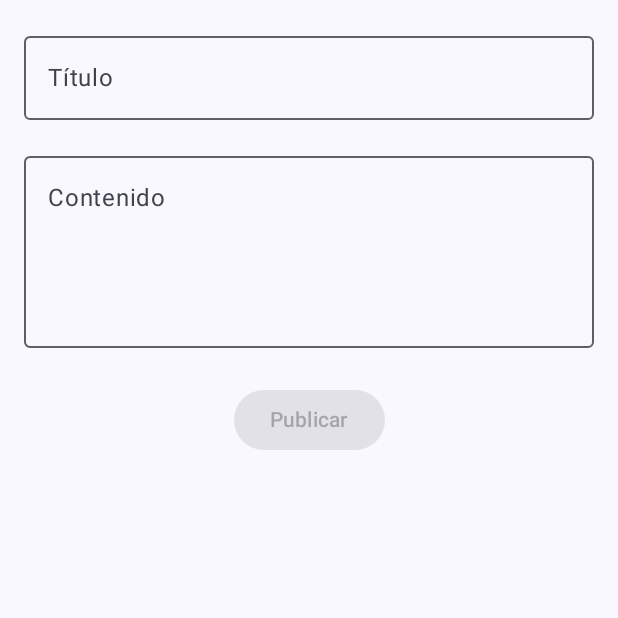
After one commit to edugalindohuaman2-hub/MuroCampus, an Android app built with Jetpack Compose: the composable PantallaCrear shown on its own in the app's theme, on a phone screen of 412 x 824 dp, the top half of it. The commit adds this screen. Run offline under Robolectric (Android 15) with nearby library versions, the phone set to English and light mode, and no system bars.

Commit message:
feat(crear): publica una nueva publicacion con POST y Body

```diff
--- /dev/null
+++ b/app/src/main/java/com/galindo/murocampus/ui/PantallaCrear.kt
@@ -0,0 +1,123 @@
+package com.galindo.murocampus.ui
+
+import androidx.activity.compose.BackHandler
+import androidx.compose.foundation.background
+import androidx.compose.foundation.border
+import androidx.compose.foundation.layout.Box
+import androidx.compose.foundation.layout.Column
+import androidx.compose.foundation.layout.Spacer
+import androidx.compose.foundation.layout.fillMaxSize
+import androidx.compose.foundation.layout.fillMaxWidth
+import androidx.compose.foundation.layout.height
+import androidx.compose.foundation.layout.padding
+import androidx.compose.foundation.shape.RoundedCornerShape
+import androidx.compose.material3.Button
+import androidx.compose.material3.CircularProgressIndicator
+import androidx.compose.material3.MaterialTheme
+import androidx.compose.material3.OutlinedTextField
+import androidx.compose.material3.Text
+import androidx.compose.runtime.Composable
+import androidx.compose.runtime.LaunchedEffect
+import androidx.compose.runtime.getValue
+import androidx.compose.runtime.mutableStateOf
+import androidx.compose.runtime.saveable.rememberSaveable
+import androidx.compose.runtime.setValue
+import androidx.compose.ui.Alignment
+import androidx.compose.ui.Modifier
+import androidx.compose.ui.graphics.Color
+import androidx.compose.ui.text.font.FontWeight
+import androidx.compose.ui.unit.dp
+import androidx.lifecycle.compose.collectAsStateWithLifecycle
+import com.galindo.murocampus.viewmodel.PostsViewModel
+
+@Composable
+fun PantallaCrear(
+    vm: PostsViewModel,
+    onVolver: () -> Unit
+) {
+    BackHandler {
+        vm.limpiarCreacion()
+        onVolver()
+    }
+
+    var titulo by rememberSaveable { mutableStateOf("") }
+    var contenido by rememberSaveable { mutableStateOf("") }
+
+    val estadoCreacion by vm.creacion.collectAsStateWithLifecycle()
+
+    val estado = estadoCreacion
+    if (estado is UiState.Exito) {
+        LaunchedEffect(estado) {
+            titulo = ""
+            contenido = ""
+        }
+    }
+
+    Column(
+        modifier = Modifier
+            .fillMaxSize()
+            .padding(16.dp),
+        horizontalAlignment = Alignment.CenterHorizontally
+    ) {
+        OutlinedTextField(
+            value = titulo,
+            onValueChange = { titulo = it },
+            label = { Text("Título") },
+            singleLine = true,
+            modifier = Modifier.fillMaxWidth()
+        )
+
+        Spacer(modifier = Modifier.height(16.dp))
+
+        OutlinedTextField(
+            value = contenido,
+            onValueChange = { contenido = it },
+            label = { Text("Contenido") },
+            minLines = 4,
+            modifier = Modifier.fillMaxWidth()
+        )
+
+        Spacer(modifier = Modifier.height(24.dp))
+
+        Button(
+            onClick = { vm.publicar(titulo, contenido) },
+            enabled = titulo.isNotBlank() && contenido.isNotBlank() && estadoCreacion !is UiState.Cargando
+        ) {
+            Text("Publicar")
+        }
+
+        Spacer(modifier = Modifier.height(16.dp))
+
+        when (val s = estadoCreacion) {
+            is UiState.Cargando -> {
+                CircularProgressIndicator()
+            }
+            is UiState.Exito -> {
+                Box(
+                    modifier = Modifier
+                        .fillMaxWidth()
+                        .background(Color(0xFFE8F5E9), shape = RoundedCornerShape(8.dp))
+                        .border(1.dp, Color(0xFF4CAF50), shape = RoundedCornerShape(8.dp))
+                        .padding(16.dp),
+                    contentAlignment = Alignment.Center
+                ) {
+                    Text(
+                        text = "Publicado con id ${s.datos.id}",
+                        fontWeight = FontWeight.Bold,
+                        color = Color(0xFF2E7D32)
+                    )
+                }
+            }
+            is UiState.Error -> {
+                Text(
+                    text = s.mensaje,
+                    color = MaterialTheme.colorScheme.error,
+                    style = MaterialTheme.typography.bodyMedium
+                )
+            }
+            null -> {
+                // Estado inicial sin acción
+            }
+        }
+    }
+}
```
Also changed, not shown: app/src/main/java/com/galindo/murocampus/MainActivity.kt (+55 -17 lines), app/src/main/java/com/galindo/murocampus/viewmodel/PostsViewModel.kt (+17 -0 lines).
